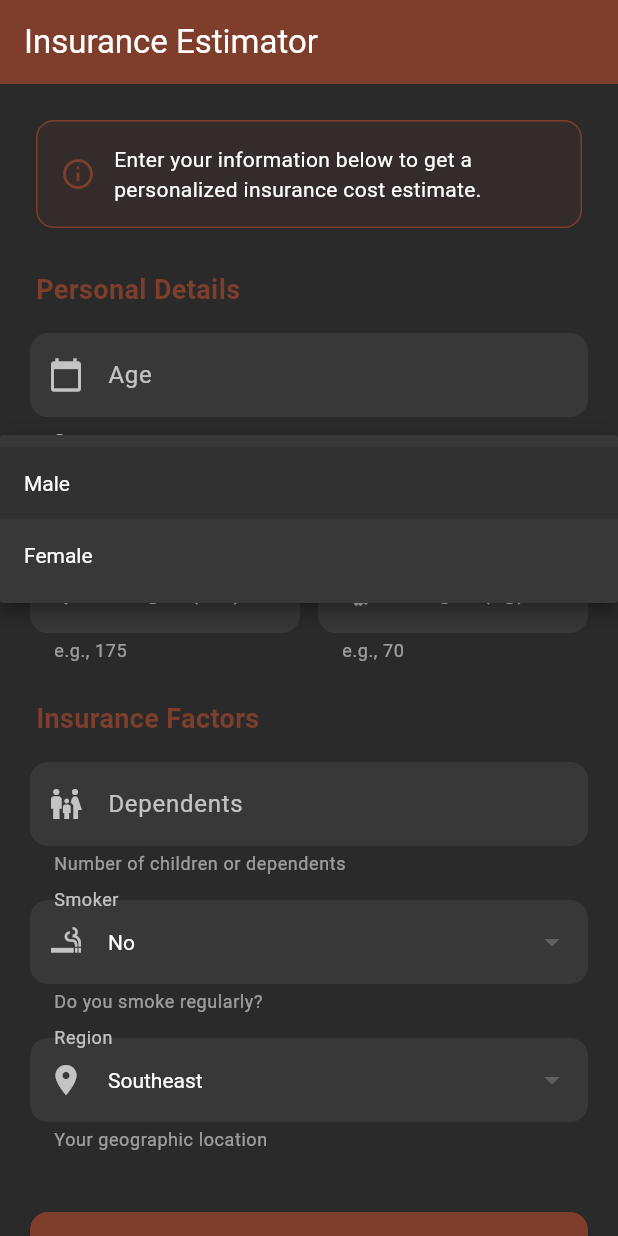
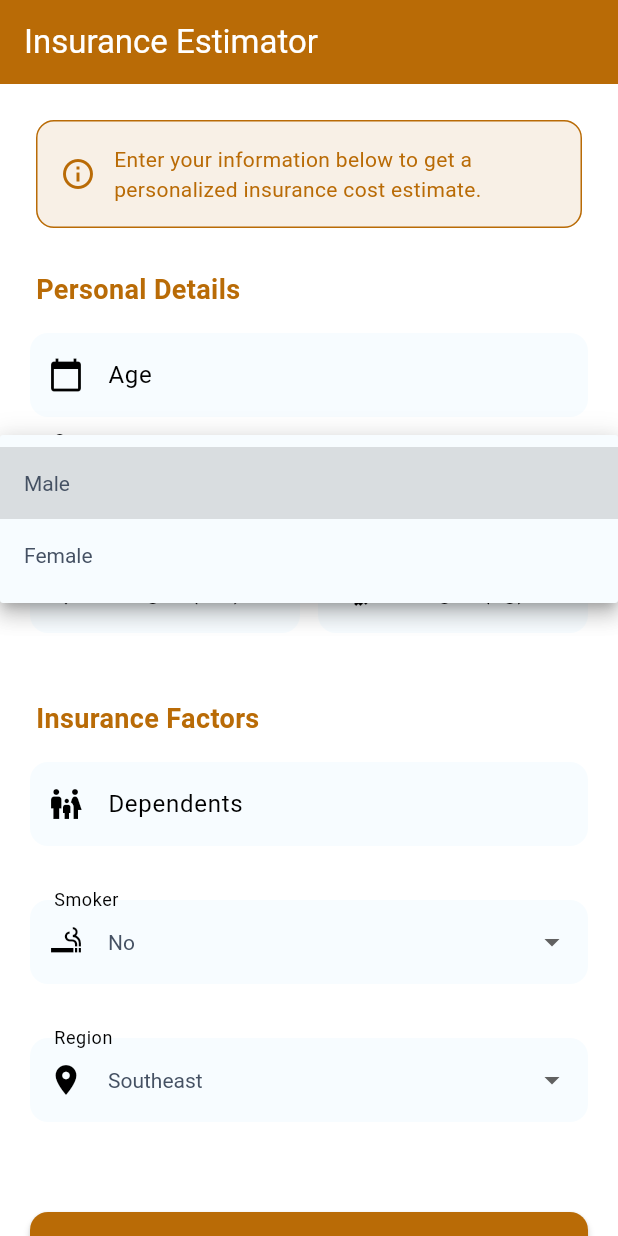
Before and after one commit to lscblack/linear_regression_model, a Flutter app: the screen it shows after launch, after a tap on "Male", on a phone screen of 412 x 824 dp. Run offline on Flutter 3.47's test engine with Material 3 defaults, Android fonts, the phone set to English and light mode, and no system bars.

Commit message:
Added Cors andupdated the readme File and change colors

```diff
--- a/summative/FlutterApp/lib/screens/main/HomePage.dart
+++ b/summative/FlutterApp/lib/screens/main/HomePage.dart
@@ -26,9 +26,9 @@ class _HomepageState extends State<Homepage> {
   String _region = 'southeast';
 
   // Colors
-  final Color _primaryColor = const Color.fromARGB(255, 126, 62, 43);
-  final Color _backgroundColor = const Color(0xFF2A2A2A); // Slightly lighter
-  final Color _cardColor = const Color(0xFF383838); // Slightly lighter cards
+  final Color _primaryColor = const Color.fromARGB(255, 185, 107, 6);
+  final Color _backgroundColor = const Color.fromARGB(255, 255, 255, 255); // Slightly lighter
+  final Color _cardColor = const Color.fromARGB(255, 247, 252, 255); // Slightly lighter cards
 
   // Calculate BMI
   void _calculateBmi() {
@@ -53,8 +53,8 @@ class _HomepageState extends State<Homepage> {
       labelText: label,
       helperText: helperText,
       helperStyle: const TextStyle(color: Colors.white54, fontSize: 12),
-      labelStyle: const TextStyle(color: Colors.white70),
-      prefixIcon: Icon(icon, color: Colors.white70),
+      labelStyle: const TextStyle(color: Colors.black),
+      prefixIcon: Icon(icon, color: Colors.black),
       fillColor: _cardColor,
       filled: true,
       border: OutlineInputBorder(
@@ -161,8 +161,8 @@ class _HomepageState extends State<Homepage> {
         return AlertDialog(
           backgroundColor: _cardColor,
           shape: RoundedRectangleBorder(borderRadius: BorderRadius.circular(16)),
-          title: Text(title, style: const TextStyle(color: Colors.white)),
-          content: Text(message, style: const TextStyle(color: Colors.white70)),
+          title: Text(title, style: const TextStyle(color: Colors.deepOrange)),
+          content: Text(message, style: const TextStyle(color: Colors.black)),
           actions: [
             TextButton(
               onPressed: () => Navigator.pop(context),
@@ -228,7 +228,7 @@ class _HomepageState extends State<Homepage> {
                               const Expanded(
                                 child: Text(
                                   'Enter your information below to get a personalized insurance cost estimate.',
-                                  style: TextStyle(color: Colors.white),
+                                  style: TextStyle(color: Color.fromARGB(255, 185, 107, 6)),
                                 ),
                               ),
                             ],
@@ -240,7 +240,7 @@ class _HomepageState extends State<Homepage> {
                       _sectionHeader('Personal Details'),
 
                       TextFormField(
-                        style: const TextStyle(color: Colors.white),
+                        style: const TextStyle(color: Color.fromARGB(255, 69, 81, 99)),
                         controller: _ageController,
                         keyboardType: TextInputType.number,
                         decoration: _inputDecoration('Age', Icons.calendar_today),
@@ -266,7 +266,7 @@ class _HomepageState extends State<Homepage> {
                             value: value,
                             child: Text(
                               value.substring(0, 1).toUpperCase() + value.substring(1),
-                              style: const TextStyle(color: Colors.white),
+                              style: const TextStyle(color: Color.fromARGB(255, 69, 81, 99)),
                             ),
                           );
                         }).toList(),
@@ -275,7 +275,7 @@ class _HomepageState extends State<Homepage> {
                             _sex = newValue!;
                           });
                         },
-                        style: const TextStyle(color: Colors.white),
+                        style: const TextStyle(color: Color.fromARGB(255, 69, 81, 99)),
                       ),
 
                       const SizedBox(height: 16),
@@ -285,7 +285,7 @@ class _HomepageState extends State<Homepage> {
                         children: [
                           Expanded(
                             child: TextFormField(
-                              style: const TextStyle(color: Colors.white),
+                              style: const TextStyle(color: Color.fromARGB(255, 69, 81, 99)),
                               controller: _heightController,
                               keyboardType: const TextInputType.numberWithOptions(decimal: true),
                               decoration: _inputDecoration('Height (cm)', Icons.height,
@@ -304,7 +304,7 @@ class _HomepageState extends State<Homepage> {
                           const SizedBox(width: 12),
                           Expanded(
                             child: TextFormField(
-                              style: const TextStyle(color: Colors.white),
+                              style: const TextStyle(color: Color.fromARGB(255, 69, 81, 99)),
                               controller: _weightController,
                               keyboardType: const TextInputType.numberWithOptions(decimal: true),
                               decoration: _inputDecoration('Weight (kg)', Icons.fitness_center,
@@ -332,7 +332,7 @@ class _HomepageState extends State<Homepage> {
                               Text(
                                 'Your BMI: ${_calculatedBmi.toStringAsFixed(1)}',
                                 style: const TextStyle(
-                                  color: Colors.white70,
+                                  color: Color.fromARGB(255, 69, 81, 99),
                                   fontStyle: FontStyle.italic,
                                 ),
                               ),
@@ -344,7 +344,7 @@ class _HomepageState extends State<Homepage> {
                       _sectionHeader('Insurance Factors'),
 
                       TextFormField(
-                        style: const TextStyle(color: Colors.white),
+                        style: const TextStyle(color: Color.fromARGB(255, 69, 81, 99)),
                         controller: _childrenController,
                         keyboardType: TextInputType.number,
                         decoration: _inputDecoration('Dependents', Icons.family_restroom,
@@ -372,7 +372,7 @@ class _HomepageState extends State<Homepage> {
                             value: value,
                             child: Text(
                               value.substring(0, 1).toUpperCase() + value.substring(1),
-                              style: const TextStyle(color: Colors.white),
+                              style: const TextStyle(color: Color.fromARGB(255, 69, 81, 99)),
                             ),
                           );
                         }).toList(),
@@ -381,7 +381,7 @@ class _HomepageState extends State<Homepage> {
                             _smoker = newValue!;
                           });
                         },
-                        style: const TextStyle(color: Colors.white),
+                        style: const TextStyle(color: Color.fromARGB(255, 69, 81, 99)),
                       ),
 
                       const SizedBox(height: 16),
@@ -396,7 +396,7 @@ class _HomepageState extends State<Homepage> {
                             value: value,
                             child: Text(
                               value.substring(0, 1).toUpperCase() + value.substring(1),
-                              style: const TextStyle(color: Colors.white),
+                              style: const TextStyle(color: Color.fromARGB(255, 69, 81, 99)),
                             ),
                           );
                         }).toList(),
@@ -405,7 +405,7 @@ class _HomepageState extends State<Homepage> {
                             _region = newValue!;
                           });
                         },
-                        style: const TextStyle(color: Colors.white),
+                        style: const TextStyle(color: Color.fromARGB(255, 69, 81, 99)),
                       ),
 
                       const SizedBox(height: 40),
@@ -444,7 +444,7 @@ class _HomepageState extends State<Homepage> {
             // Loading overlay
             if (_isLoading)
               Container(
-                color: Colors.black54,
+                color: Color.fromARGB(255, 69, 81, 99),
                 child: Center(
                   child: Card(
                     color: _cardColor,
@@ -462,7 +462,7 @@ class _HomepageState extends State<Homepage> {
                           const SizedBox(height: 16),
                           const Text(
                             'Calculating estimate...',
-                            style: TextStyle(color: Colors.white),
+                            style: TextStyle(color: Color.fromARGB(255, 185, 107, 6)),
                           ),
                         ],
                       ),
--- a/summative/FlutterApp/lib/screens/splash/splashScreen.dart
+++ b/summative/FlutterApp/lib/screens/splash/splashScreen.dart
@@ -56,10 +56,10 @@ class _SplashscreenState extends State<Splashscreen> with SingleTickerProviderSt
   @override
   Widget build(BuildContext context) {
     // Define the orange color as a constant to avoid null issues
-    const Color orangeColor = Color(0xFFFF5722);
+    const Color orangeColor = Color.fromARGB(255, 185, 107, 6);
 
     return Scaffold(
-      backgroundColor: const Color(0xFF222222), // Dark background
+      backgroundColor: const Color.fromARGB(255, 247, 252, 255), // Dark background
       body: SafeArea(
         child: AnimatedBuilder(
           animation: _animationController,
@@ -103,7 +103,7 @@ class _SplashscreenState extends State<Splashscreen> with SingleTickerProviderSt
                       const Text(
                         "Know Your'e Insurance ",
                         style: TextStyle(
-                          color: Colors.white,
+                          color: Color.fromARGB(255, 62, 75, 102),
                           fontSize: 32,
                           fontWeight: FontWeight.bold,
                           letterSpacing: 1.2,
@@ -116,7 +116,7 @@ class _SplashscreenState extends State<Splashscreen> with SingleTickerProviderSt
                       Text(
                         "regression insights at your fingertips with us",
                         style: TextStyle(
-                          color: Colors.white.withOpacity(0.7),
+                          color: Color.fromARGB(255, 62, 75, 102).withOpacity(0.7),
                           fontSize: 16,
                           letterSpacing: 0.5,
                         ),
@@ -129,7 +129,7 @@ class _SplashscreenState extends State<Splashscreen> with SingleTickerProviderSt
                         width: 200,
                         child: LinearProgressIndicator(
                           value: _animationController.value,
-                          backgroundColor: Colors.white.withOpacity(0.2),
+                          backgroundColor: Color.fromARGB(255, 62, 75, 102).withOpacity(0.2),
                           valueColor: const AlwaysStoppedAnimation<Color>(orangeColor), // Using the const color
                           borderRadius: BorderRadius.circular(8),
                           minHeight: 8,
```
Also changed, not shown: summative/FlutterApp/lib/screens/main/PredictionFrom.dart (+16 -16 lines), 5 other files.
